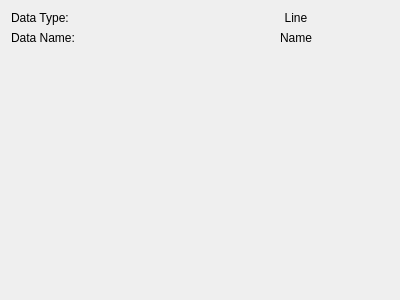
The window that src/WhiskerToolbox/Media_Widget/MediaLine_Widget/MediaLine_Widget.ui (paulmthompson/WhiskerToolbox) describes before a commit, drawn with Qt 5.
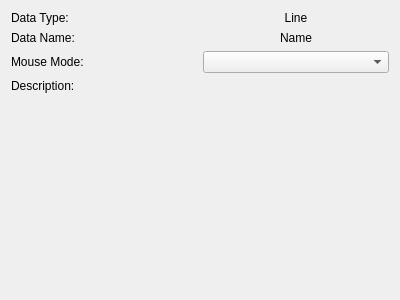
The same window after the commit.

Commit message: move line selection mechanism to media_widget

```diff
--- a/src/WhiskerToolbox/Media_Widget/MediaLine_Widget/MediaLine_Widget.ui
+++ b/src/WhiskerToolbox/Media_Widget/MediaLine_Widget/MediaLine_Widget.ui
@@ -56,6 +56,34 @@
      </item>
     </layout>
    </item>
+   <item>
+    <layout class="QVBoxLayout" name="verticalLayout_2">
+     <item>
+      <layout class="QHBoxLayout" name="horizontalLayout_3">
+       <item>
+        <widget class="QLabel" name="label_4">
+         <property name="text">
+          <string>Mouse Mode:</string>
+         </property>
+        </widget>
+       </item>
+       <item>
+        <widget class="QComboBox" name="selection_mode_combo"/>
+       </item>
+      </layout>
+     </item>
+     <item>
+      <widget class="QLabel" name="selection_mode_description">
+       <property name="text">
+        <string>Description: </string>
+       </property>
+       <property name="wordWrap">
+        <bool>true</bool>
+       </property>
+      </widget>
+     </item>
+    </layout>
+   </item>
    <item>
     <spacer name="verticalSpacer">
      <property name="orientation">
```
The commit also changes 4 other files.
